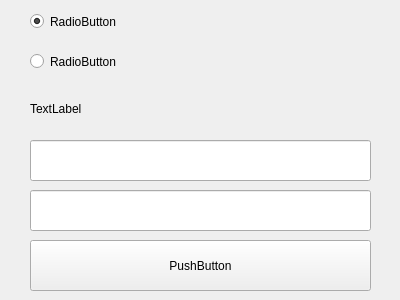
This is toxygen/ui/views/create_profile_screen.ui in toxygen-project/toxygen as Qt 5 draws it before an edit. The edited form follows.
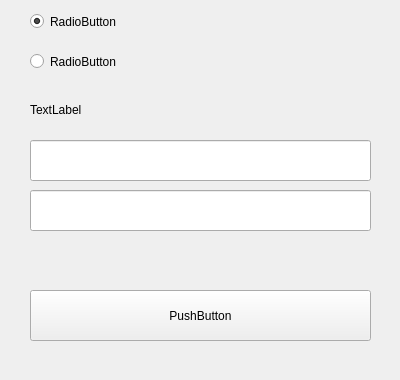
This is the edited form.

Commit message: Login screen converted, create profile screen fixed

The edit to the form file:
```diff
--- a/toxygen/ui/views/create_profile_screen.ui
+++ b/toxygen/ui/views/create_profile_screen.ui
@@ -7,19 +7,19 @@
     <x>0</x>
     <y>0</y>
     <width>400</width>
-    <height>300</height>
+    <height>380</height>
    </rect>
   </property>
   <property name="minimumSize">
    <size>
     <width>400</width>
-    <height>300</height>
+    <height>380</height>
    </size>
   </property>
   <property name="maximumSize">
    <size>
     <width>400</width>
-    <height>300</height>
+    <height>380</height>
    </size>
   </property>
   <property name="windowTitle">
@@ -29,7 +29,7 @@
    <property name="geometry">
     <rect>
      <x>30</x>
-     <y>240</y>
+     <y>290</y>
      <width>341</width>
      <height>51</height>
     </rect>
@@ -63,8 +63,8 @@
     <rect>
      <x>30</x>
      <y>100</y>
-     <width>67</width>
-     <height>17</height>
+     <width>330</width>
+     <height>20</height>
     </rect>
    </property>
    <property name="text">
@@ -76,7 +76,7 @@
     <rect>
      <x>30</x>
      <y>10</y>
-     <width>112</width>
+     <width>330</width>
      <height>23</height>
     </rect>
    </property>
@@ -92,7 +92,7 @@
     <rect>
      <x>30</x>
      <y>50</y>
-     <width>112</width>
+     <width>330</width>
      <height>23</height>
     </rect>
    </property>
@@ -100,6 +100,22 @@
     <string>RadioButton</string>
    </property>
   </widget>
+  <widget class="QLabel" name="errorLabel">
+   <property name="geometry">
+    <rect>
+     <x>30</x>
+     <y>250</y>
+     <width>341</width>
+     <height>30</height>
+    </rect>
+   </property>
+   <property name="text">
+    <string/>
+   </property>
+   <property name="alignment">
+    <set>Qt::AlignCenter</set>
+   </property>
+  </widget>
  </widget>
  <resources/>
  <connections/>
```
Left out of the diff: 6 changed lines with no effect on the pictures. The commit also changes 6 other files.
